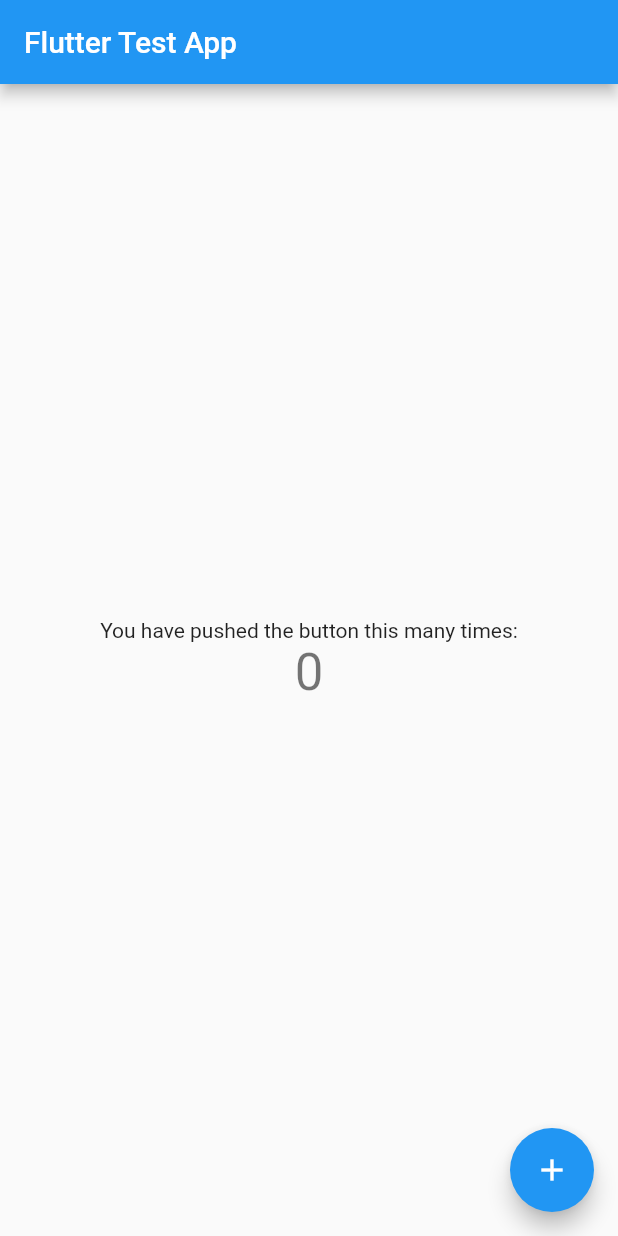
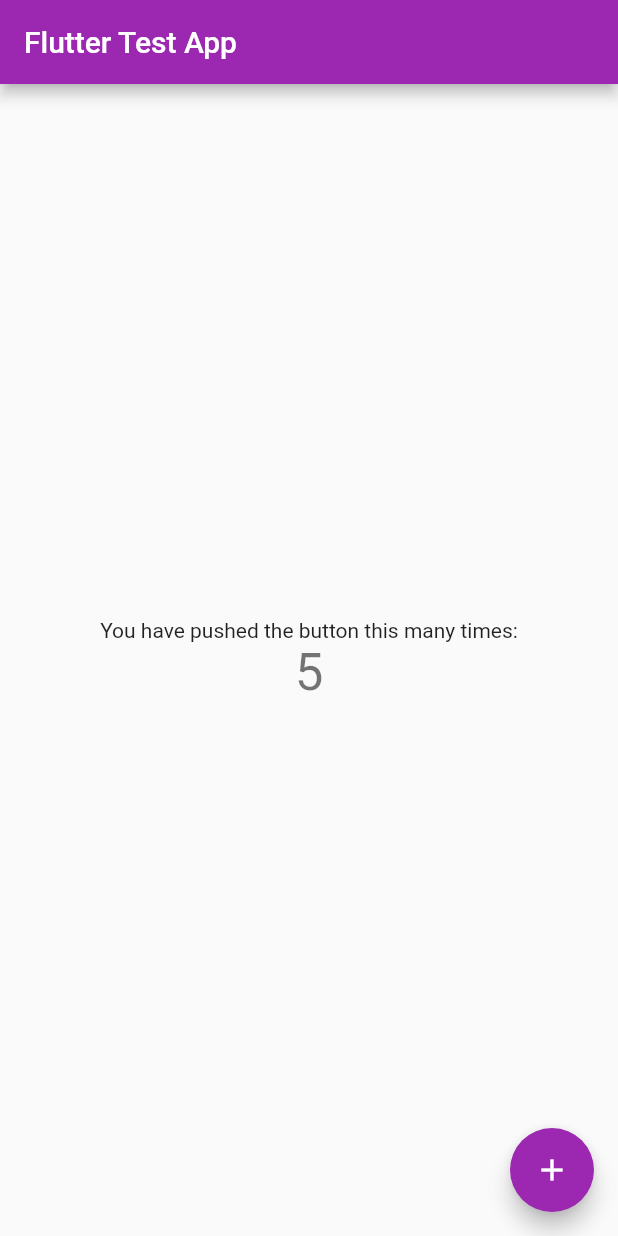
Before and after one commit to Shakerinio/flutter_test_app, a Flutter app: the screen it shows after launch, on a phone screen of 412 x 824 dp. Run offline on Flutter 3.47's test engine with Material 2 defaults, Android fonts, the phone set to English and light mode, and no system bars.

Commit message:
Create general palette and replace color in sign in

```diff
--- a/lib/main.dart
+++ b/lib/main.dart
@@ -13,16 +13,8 @@ class MyApp extends StatelessWidget {
     return MaterialApp(
       title: 'Flutter Demo',
       theme: ThemeData(
-        // This is the theme of your application.
-        //
-        // Try running your application with "flutter run". You'll see the
-        // application has a blue toolbar. Then, without quitting the app, try
-        // changing the primarySwatch below to Colors.green and then invoke
-        // "hot reload" (press "r" in the console where you ran "flutter run",
-        // or simply save your changes to "hot reload" in a Flutter IDE).
-        // Notice that the counter didn't reset back to zero; the application
-        // is not restarted.
-        primarySwatch: Colors.blue,
+
+        primarySwatch: Colors.purple,
       ),
       home: const MyHomePage(title: 'Flutter Test App'),
     );
@@ -32,14 +24,7 @@ class MyApp extends StatelessWidget {
 class MyHomePage extends StatefulWidget {
   const MyHomePage({Key? key, required this.title}) : super(key: key);
 
-  // This widget is the home page of your application. It is stateful, meaning
-  // that it has a State object (defined below) that contains fields that affect
-  // how it looks.
 
-  // This class is the configuration for the state. It holds the values (in this
-  // case the title) provided by the parent (in this case the App widget) and
-  // used by the build method of the State. Fields in a Widget subclass are
-  // always marked "final".
 
   final String title;
 
@@ -48,51 +33,27 @@ class MyHomePage extends StatefulWidget {
 }
 
 class _MyHomePageState extends State<MyHomePage> {
-  int _counter = 0;
+  int _counter = 5;
 
   void _incrementCounter() {
     setState(() {
-      // This call to setState tells the Flutter framework that something has
-      // changed in this State, which causes it to rerun the build method below
-      // so that the display can reflect the updated values. If we changed
-      // _counter without calling setState(), then the build method would not be
-      // called again, and so nothing would appear to happen.
+
       _counter++;
     });
   }
 
   @override
   Widget build(BuildContext context) {
-    // This method is rerun every time setState is called, for instance as done
-    // by the _incrementCounter method above.
-    //
-    // The Flutter framework has been optimized to make rerunning build methods
-    // fast, so that you can just rebuild anything that needs updating rather
-    // than having to individually change instances of widgets.
+
     return Scaffold(
       appBar: AppBar(
-        // Here we take the value from the MyHomePage object that was created by
-        // the App.build method, and use it to set our appbar title.
+
         title: Text(widget.title),
       ),
       body: Center(
-        // Center is a layout widget. It takes a single child and positions it
-        // in the middle of the parent.
+
         child: Column(
-          // Column is also a layout widget. It takes a list of children and
-          // arranges them vertically. By default, it sizes itself to fit its
-          // children horizontally, and tries to be as tall as its parent.
-          //
-          // Invoke "debug painting" (press "p" in the console, choose the
-          // "Toggle Debug Paint" action from the Flutter Inspector in Android
-          // Studio, or the "Toggle Debug Paint" command in Visual Studio Code)
-          // to see the wireframe for each widget.
-          //
-          // Column has various properties to control how it sizes itself and
-          // how it positions its children. Here we use mainAxisAlignment to
-          // center the children vertically; the main axis here is the vertical
-          // axis because Columns are vertical (the cross axis would be
-          // horizontal).
+
           mainAxisAlignment: MainAxisAlignment.center,
           children: <Widget>[
             const Text(
@@ -109,7 +70,7 @@ class _MyHomePageState extends State<MyHomePage> {
         onPressed: _incrementCounter,
         tooltip: 'Increment',
         child: const Icon(Icons.add),
-      ), // This trailing comma makes auto-formatting nicer for build methods.
+      ),
     );
   }
 }
--- /dev/null
+++ b/lib/second.dart
@@ -0,0 +1,3 @@
+//asdasdasda
+//asdasdasdas
+//asdasdasdasd
```
Also changed, not shown: pubspec.lock.
